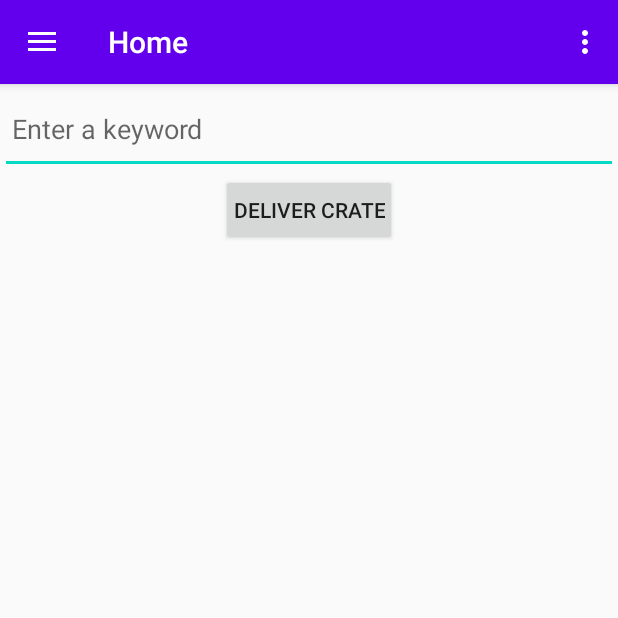
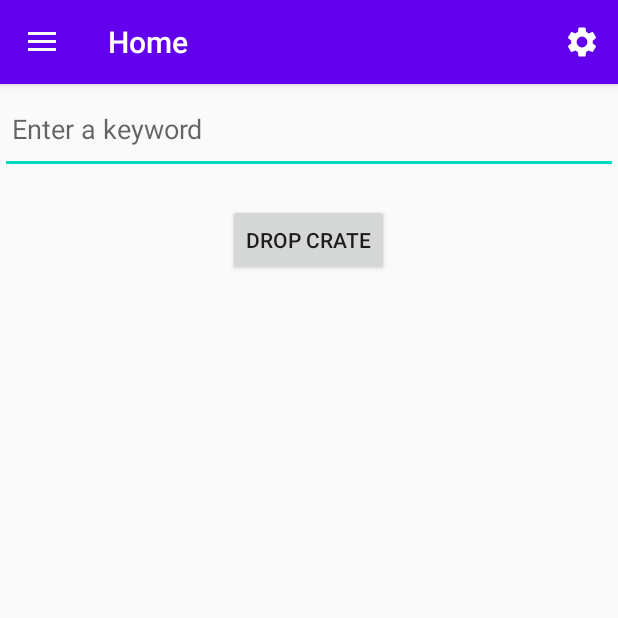
Before and after one commit to JordanNg/Foodcrate, an Android app: the screen it shows after launch (MainActivity), on a phone screen of 412 x 824 dp, the top half of it. Run offline under Robolectric (Android 15) with nearby library versions, the phone set to English and light mode, and no system bars; our stand-ins replace navigation-ui.

Commit message:
Minor UI and Bug fixes

```diff
--- a/app/src/main/AndroidManifest.xml
+++ b/app/src/main/AndroidManifest.xml
@@ -25,7 +25,8 @@
         <activity
             android:name=".MainActivity"
             android:label="@string/app_name"
-            android:theme="@style/AppTheme.NoActionBar">
+            android:theme="@style/AppTheme.NoActionBar"
+            android:launchMode="singleTop">
             <intent-filter>
                 <action android:name="android.intent.action.MAIN" />
 
--- a/app/src/main/java/com/example/foodcrate/MainActivity.java
+++ b/app/src/main/java/com/example/foodcrate/MainActivity.java
@@ -45,11 +45,13 @@ public class MainActivity extends AppCompatActivity implements LocationListener
     private TextView mResponseTV;
     private EditText mSearchTV;
     private ProgressBar mLoadingIndicatorPB;
+    private Button mButton;
 
     private AppBarConfiguration mAppBarConfiguration;
 
     private String lat;
     private String lon;
+    private String mBusinessId;
     private static final int REQUEST_LOCATION = 123;
     private LocationManager locationManager;
     private LocationListener locationListener;
@@ -80,7 +82,7 @@ public class MainActivity extends AppCompatActivity implements LocationListener
         NavigationUI.setupActionBarWithNavController(this, navController, mAppBarConfiguration);
         NavigationUI.setupWithNavController(navigationView, navController);
 
-        Button button = findViewById(R.id.button_query);
+        mButton = findViewById(R.id.button_query);
         mLoadingIndicatorPB = findViewById(R.id.pb_loading_indicator);
         mResponseTV = findViewById(R.id.tv_yelp_response);
 
@@ -101,14 +103,21 @@ public class MainActivity extends AppCompatActivity implements LocationListener
 
         locationManager.requestLocationUpdates(LocationManager.GPS_PROVIDER, 0, 0, this);
 
-        button.setOnClickListener(new View.OnClickListener() {
+        mButton.setOnClickListener(new View.OnClickListener() {
             @Override
             public void onClick(View v) {
+                mButton.setVisibility(View.INVISIBLE);
                 mSearchTV = findViewById(R.id.et_keyword_search);
                 String sample = String.valueOf(mSearchTV.getText());
                 executeYelpQuery(sample, lon, lat);
             }
         });
+    }
+
+    @Override
+    protected void onResume() {
+        super.onResume();
+        mButton.setVisibility(View.VISIBLE);
     }
 
     @Override
@@ -184,7 +193,7 @@ public class MainActivity extends AppCompatActivity implements LocationListener
             // Get a random item from our list
             int rand = (int) ((Math.random() * ((50 - 0) + 1)) + 0);
 
-            //mResponseTV.setText(yelpItems.get(0).price);
+            mBusinessId = yelpItems.get(rand).id;
             Intent crateActivityIntent = new Intent(MainActivity.this, CrateActivity.class);
             crateActivityIntent.putExtra(CrateActivity.EXTRA_YELP_ITEM, yelpItems.get(rand));
             startActivity(crateActivityIntent);
--- a/app/src/main/java/com/example/foodcrate/data/YelpItem.java
+++ b/app/src/main/java/com/example/foodcrate/data/YelpItem.java
@@ -4,6 +4,7 @@ import java.io.Serializable;
 
 public class YelpItem implements Serializable {
     public String name;
+    public String id;
     public int reviewCount;
     public boolean isClosed;
     public float rating;
--- /dev/null
+++ b/app/src/main/res/drawable/ic_settings_black_24dp.xml
@@ -0,0 +1,5 @@
+<vector android:height="24dp" android:tint="#FFFFFF"
+    android:viewportHeight="24" android:viewportWidth="24"
+    android:width="24dp" xmlns:android="http://schemas.android.com/apk/res/android">
+    <path android:fillColor="#FF000000" android:pathData="M19.1,12.9a2.8,2.8 0,0 0,0.1 -0.9,2.8 2.8,0 0,0 -0.1,-0.9l2.1,-1.6a0.7,0.7 0,0 0,0.1 -0.6L19.4,5.5a0.7,0.7 0,0 0,-0.6 -0.2l-2.4,1a6.5,6.5 0,0 0,-1.6 -0.9l-0.4,-2.6a0.5,0.5 0,0 0,-0.5 -0.4H10.1a0.5,0.5 0,0 0,-0.5 0.4L9.3,5.4a5.6,5.6 0,0 0,-1.7 0.9l-2.4,-1a0.4,0.4 0,0 0,-0.5 0.2l-2,3.4c-0.1,0.2 0,0.4 0.2,0.6l2,1.6a2.8,2.8 0,0 0,-0.1 0.9,2.8 2.8,0 0,0 0.1,0.9L2.8,14.5a0.7,0.7 0,0 0,-0.1 0.6l1.9,3.4a0.7,0.7 0,0 0,0.6 0.2l2.4,-1a6.5,6.5 0,0 0,1.6 0.9l0.4,2.6a0.5,0.5 0,0 0,0.5 0.4h3.8a0.5,0.5 0,0 0,0.5 -0.4l0.3,-2.6a5.6,5.6 0,0 0,1.7 -0.9l2.4,1a0.4,0.4 0,0 0,0.5 -0.2l2,-3.4c0.1,-0.2 0,-0.4 -0.2,-0.6ZM12,15.6A3.6,3.6 0,1 1,15.6 12,3.6 3.6,0 0,1 12,15.6Z"/>
+</vector>
--- /dev/null
+++ b/app/src/main/res/drawable/ic_share_white_24dp.xml
@@ -0,0 +1,5 @@
+<vector android:height="24dp" android:tint="#FFFFFF"
+    android:viewportHeight="24.0" android:viewportWidth="24.0"
+    android:width="24dp" xmlns:android="http://schemas.android.com/apk/res/android">
+    <path android:fillColor="#FF000000" android:pathData="M18,16.08c-0.76,0 -1.44,0.3 -1.96,0.77L8.91,12.7c0.05,-0.23 0.09,-0.46 0.09,-0.7s-0.04,-0.47 -0.09,-0.7l7.05,-4.11c0.54,0.5 1.25,0.81 2.04,0.81 1.66,0 3,-1.34 3,-3s-1.34,-3 -3,-3 -3,1.34 -3,3c0,0.24 0.04,0.47 0.09,0.7L8.04,9.81C7.5,9.31 6.79,9 6,9c-1.66,0 -3,1.34 -3,3s1.34,3 3,3c0.79,0 1.5,-0.31 2.04,-0.81l7.12,4.16c-0.05,0.21 -0.08,0.43 -0.08,0.65 0,1.61 1.31,2.92 2.92,2.92 1.61,0 2.92,-1.31 2.92,-2.92s-1.31,-2.92 -2.92,-2.92z"/>
+</vector>
--- /dev/null
+++ b/app/src/main/res/drawable/ic_textsms_white_24dp.xml
@@ -0,0 +1,5 @@
+<vector android:height="24dp" android:tint="#FFFFFF"
+    android:viewportHeight="24.0" android:viewportWidth="24.0"
+    android:width="24dp" xmlns:android="http://schemas.android.com/apk/res/android">
+    <path android:fillColor="#FF000000" android:pathData="M20,2L4,2c-1.1,0 -1.99,0.9 -1.99,2L2,22l4,-4h14c1.1,0 2,-0.9 2,-2L22,4c0,-1.1 -0.9,-2 -2,-2zM9,11L7,11L7,9h2v2zM13,11h-2L11,9h2v2zM17,11h-2L15,9h2v2z"/>
+</vector>
--- a/app/src/main/res/layout/activity_crate.xml
+++ b/app/src/main/res/layout/activity_crate.xml
@@ -42,6 +42,6 @@
         android:layout_margin="@dimen/fab_margin"
         app:layout_anchor="@id/app_bar"
         app:layout_anchorGravity="bottom|end"
-        app:srcCompat="@android:drawable/ic_dialog_email" />
+        android:src="@drawable/ic_share_white_24dp" />
 
 </androidx.coordinatorlayout.widget.CoordinatorLayout>
--- a/app/src/main/res/layout/app_bar_main.xml
+++ b/app/src/main/res/layout/app_bar_main.xml
@@ -29,6 +29,6 @@
         android:layout_gravity="bottom|end"
         android:layout_margin="@dimen/fab_margin"
         app:srcCompat="@android:drawable/ic_dialog_email"
-        android:visibility="invisible"/>
+        android:visibility="gone"/>
 
 </androidx.coordinatorlayout.widget.CoordinatorLayout>
--- a/app/src/main/res/layout/content_main.xml
+++ b/app/src/main/res/layout/content_main.xml
@@ -48,9 +48,9 @@
             android:id="@+id/button_query"
             android:layout_width="wrap_content"
             android:layout_height="wrap_content"
-            android:layout_gravity="top|center_horizontal"
-            android:padding="8dp"
-            android:text="Deliver Crate"/>
+            android:layout_gravity="center"
+            android:layout_marginTop="20dp"
+            android:text="Drop Crate"/>
 
         <TextView
             android:id="@+id/tv_yelp_response"
--- a/app/src/main/res/menu/main.xml
+++ b/app/src/main/res/menu/main.xml
@@ -5,5 +5,6 @@
         android:id="@+id/action_settings"
         android:orderInCategory="100"
         android:title="@string/action_settings"
-        app:showAsAction="never" />
+        app:showAsAction="ifRoom"
+        android:icon="@drawable/ic_settings_black_24dp"/>
 </menu>
```
Also changed, not shown: app/src/main/java/com/example/foodcrate/CrateActivity.java (+16 -2 lines), app/src/main/java/com/example/foodcrate/utils/YelpUtils.java (+13 -2 lines), app/src/main/res/drawable/ic_foodcrate.xml (added, +15 -0 lines), app/src/main/res/drawable/ic_foodcrate_primary.xml (added, +15 -0 lines), app/src/main/res/layout/content_crate.xml (+9 -4 lines).
